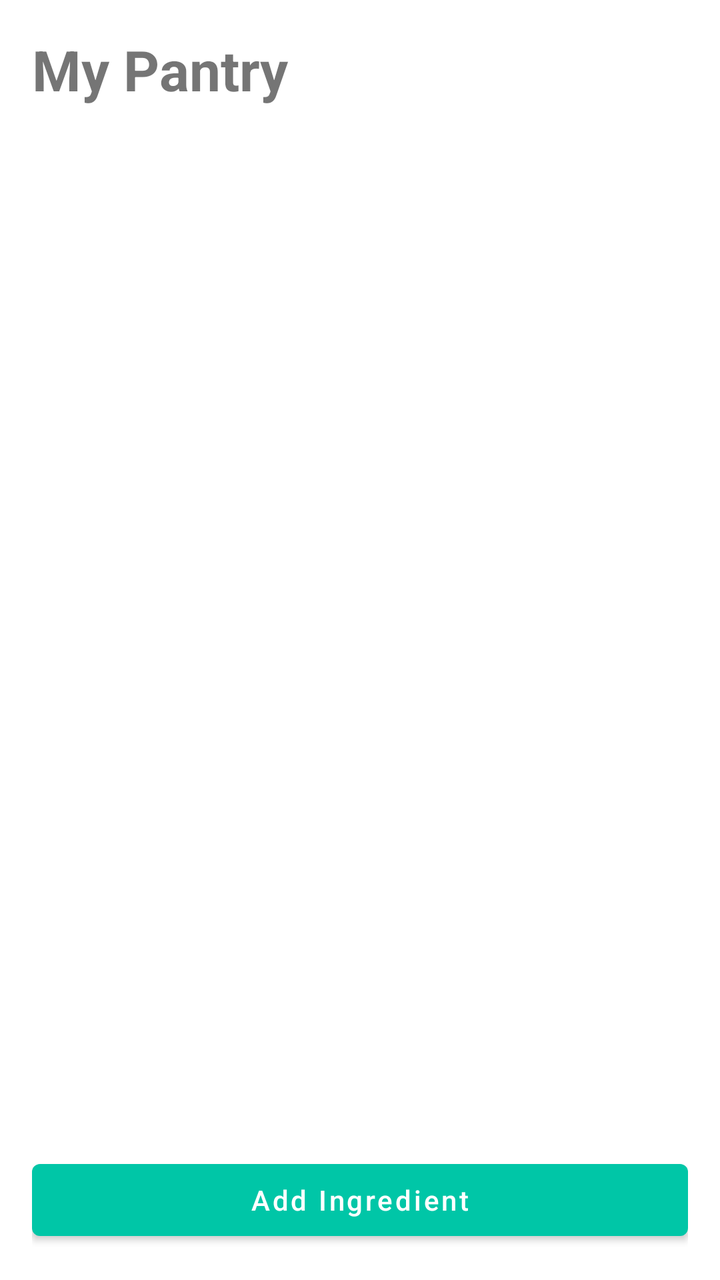
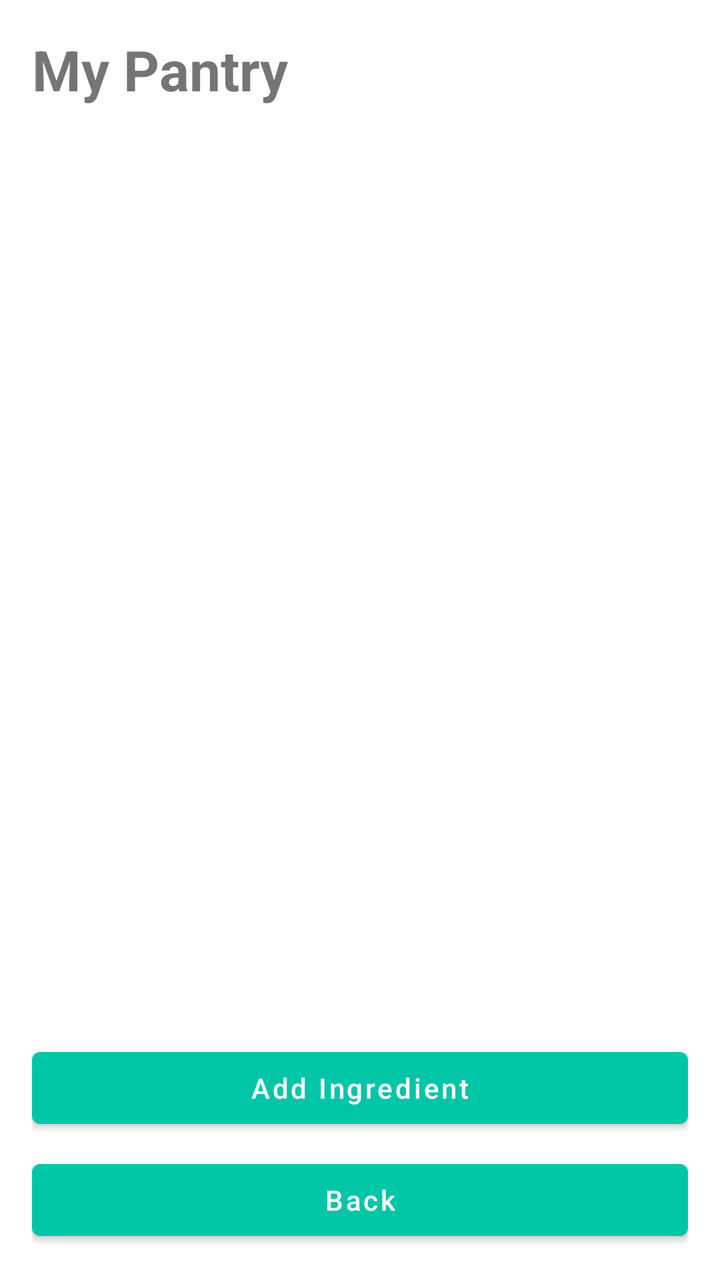

Compare the two renders of this Android layout. The source of the first and the diff that turns it into the second are given below.
<!-- AndroidManifest.xml: application theme Theme.SmartPantryManager -->
<!-- res/layout/activity_main.xml -->
<?xml version="1.0" encoding="utf-8"?>
<LinearLayout
        xmlns:android="http://schemas.android.com/apk/res/android"
        android:layout_width="match_parent"
        android:layout_height="match_parent"
        android:orientation="vertical"
        android:padding="16dp">

    
    <TextView
            android:layout_width="match_parent"
            android:layout_height="wrap_content"
            android:text="@string/pantry_title"
            android:textSize="28sp"
            android:textStyle="bold" />

    
    <TextView
            android:id="@+id/txtPantryEmpty"
            android:layout_width="match_parent"
            android:layout_height="0dp"
            android:layout_weight="1"
            android:gravity="center"
            android:text="@string/pantry_empty_message"
            android:textAlignment="center"
            android:textSize="16sp"
            android:visibility="gone" />

    
    <androidx.recyclerview.widget.RecyclerView
            android:id="@+id/pantryList"
            android:layout_width="match_parent"
            android:layout_height="0dp"
            android:layout_marginTop="16dp"
            android:layout_weight="1"
            android:clipToPadding="false"
            android:paddingBottom="8dp" />

    
    <Button
            android:id="@+id/btnAdd"
            android:layout_width="match_parent"
            android:layout_height="wrap_content"
            android:layout_marginTop="12dp"
            android:text="@string/add_ingredient"
            android:textAllCaps="false" />

</LinearLayout>
<!-- resources referenced by this layout -->
<resources>
  <string name="add_ingredient">Add Ingredient</string>
  <string name="pantry_empty_message">Your pantry is empty. Add an ingredient to begin.</string>
  <string name="pantry_title">My Pantry</string>
  <style name="Theme.SmartPantryManager" parent="Theme.MaterialComponents.DayNight.DarkActionBar">
  
          <item name="colorPrimary">@color/primary_neon</item>
          <item name="colorPrimaryVariant">@color/secondary_neon</item>
          <item name="colorSecondary">@color/accent_purple</item>
  
          <item name="colorOnPrimary">@color/white</item>
          <item name="colorOnSecondary">@color/white</item>
  
          <item name="android:statusBarColor">@color/primary_neon</item>
  
      </style>
  <color name="primary_neon">#00C6A7</color>
  <color name="secondary_neon">#4DA8FF</color>
  <color name="accent_purple">#8B5CF6</color>
  <color name="white">#FFFFFF</color>
</resources>

<!-- the commit's change to res/layout/activity_main.xml (unified diff, before → after) -->
@@ -1,48 +1,99 @@
+<?xml version="1.0" encoding="utf-8"?>
+<androidx.drawerlayout.widget.DrawerLayout
+        xmlns:android="http://schemas.android.com/apk/res/android"
+        xmlns:app="http://schemas.android.com/apk/res-auto"
+        xmlns:tools="http://schemas.android.com/tools"
+        android:id="@+id/drawerLayout"
+        android:layout_width="match_parent"
+        android:layout_height="match_parent"
+        tools:openDrawer="start">
+
+    
+    <LinearLayout
+            android:layout_width="match_parent"
+            android:layout_height="match_parent"
+            android:orientation="vertical"
+            android:padding="16dp">
+
+        
+        <TextView
+                android:layout_width="match_parent"
+                android:layout_height="wrap_content"
+                android:text="@string/pantry_title"
+                android:textSize="28sp"
+                android:textStyle="bold" />
+
+        
+        <TextView
+                android:id="@+id/txtPantryEmpty"
+                android:layout_width="match_parent"
+                android:layout_height="0dp"
+                android:layout_weight="1"
+                android:gravity="center"
+                android:text="@string/pantry_empty_message"
+                android:textAlignment="center"
+                android:textSize="16sp"
+                android:visibility="gone" />
+
+        
+        <androidx.recyclerview.widget.RecyclerView
+                android:id="@+id/pantryList"
+                android:layout_width="match_parent"
+                android:layout_height="0dp"
+                android:layout_marginTop="12dp"
+                android:layout_weight="1"
+                android:clipToPadding="false"
+                android:paddingBottom="8dp" />
+
+        
+        <Button
+                android:id="@+id/btnAdd"
+                android:layout_width="match_parent"
+                android:layout_height="wrap_content"
+                android:minHeight="48dp"
+                android:text="@string/add_ingredient"
+                android:textAllCaps="false" />
+
+        
+        <Button
+                android:id="@+id/btnBack"
+                android:layout_width="match_parent"
+                android:layout_height="wrap_content"
+                android:layout_marginTop="8dp"
+                android:minHeight="48dp"
+                android:text="@string/back"
+                android:textAllCaps="false" />
+
+    </LinearLayout>
+
+    
+    <com.google.android.material.navigation.NavigationView
+            android:id="@+id/navigationView"
+            android:layout_width="280dp"
+            android:layout_height="match_parent"
+            android:layout_gravity="start"
+            android:fitsSystemWindows="true"
+            app:headerLayout="@layout/nav_header"
+            app:menu="@menu/drawer_menu" />
+
+</androidx.drawerlayout.widget.DrawerLayout>
+<!-- res/layout/nav_header.xml (included above) -->
 <?xml version="1.0" encoding="utf-8"?>
 <LinearLayout
         xmlns:android="http://schemas.android.com/apk/res/android"
         android:layout_width="match_parent"
-        android:layout_height="match_parent"
+        android:layout_height="160dp"
+        android:background="?attr/colorPrimary"
+        android:gravity="bottom"
         android:orientation="vertical"
-        android:padding="16dp">
+        android:padding="20dp">
 
-    
     <TextView
-            android:layout_width="match_parent"
+            android:layout_width="wrap_content"
             android:layout_height="wrap_content"
-            android:text="@string/pantry_title"
-            android:textSize="28sp"
+            android:text="@string/navigation_title"
+            android:textColor="@android:color/white"
+            android:textSize="22sp"
             android:textStyle="bold" />
 
-    
-    <TextView
-            android:id="@+id/txtPantryEmpty"
-            android:layout_width="match_parent"
-            android:layout_height="0dp"
-            android:layout_weight="1"
-            android:gravity="center"
-            android:text="@string/pantry_empty_message"
-            android:textAlignment="center"
-            android:textSize="16sp"
-            android:visibility="gone" />
-
-    
-    <androidx.recyclerview.widget.RecyclerView
-            android:id="@+id/pantryList"
-            android:layout_width="match_parent"
-            android:layout_height="0dp"
-            android:layout_marginTop="16dp"
-            android:layout_weight="1"
-            android:clipToPadding="false"
-            android:paddingBottom="8dp" />
-
-    
-    <Button
-            android:id="@+id/btnAdd"
-            android:layout_width="match_parent"
-            android:layout_height="wrap_content"
-            android:layout_marginTop="12dp"
-            android:text="@string/add_ingredient"
-            android:textAllCaps="false" />
-
 </LinearLayout>
<!-- resource entries referenced after the edit -->
@@ -1,6 +1,8 @@
 <!-- resources referenced by this layout -->
 <resources>
   <string name="add_ingredient">Add Ingredient</string>
+  <string name="back">Back</string>
+  <string name="navigation_title">Smart Pantry Manager</string>
   <string name="pantry_empty_message">Your pantry is empty. Add an ingredient to begin.</string>
   <string name="pantry_title">My Pantry</string>
   <style name="Theme.SmartPantryManager" parent="Theme.MaterialComponents.DayNight.DarkActionBar">
